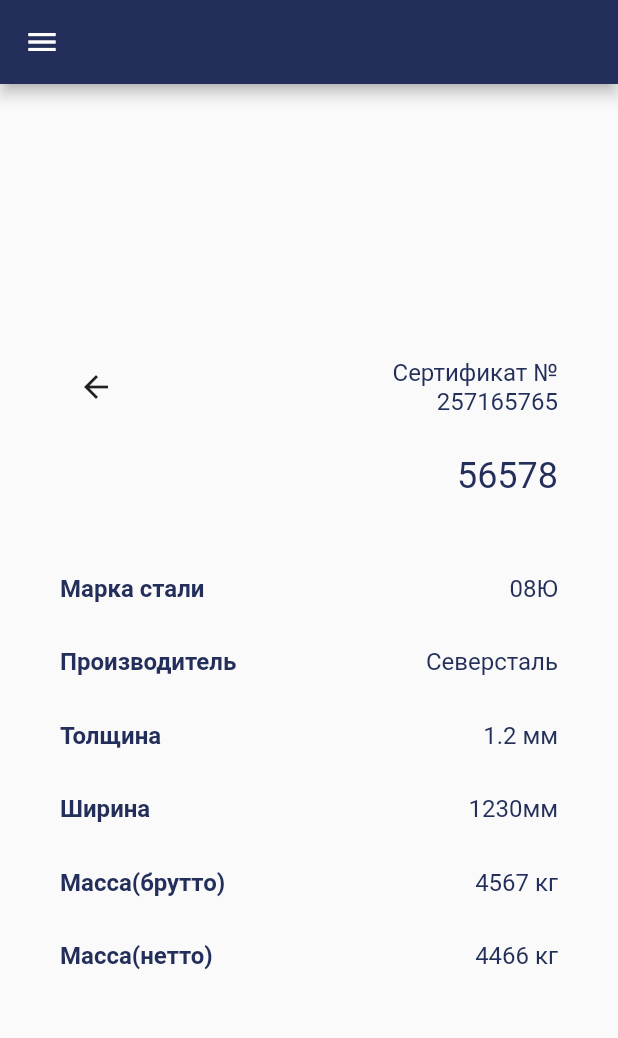
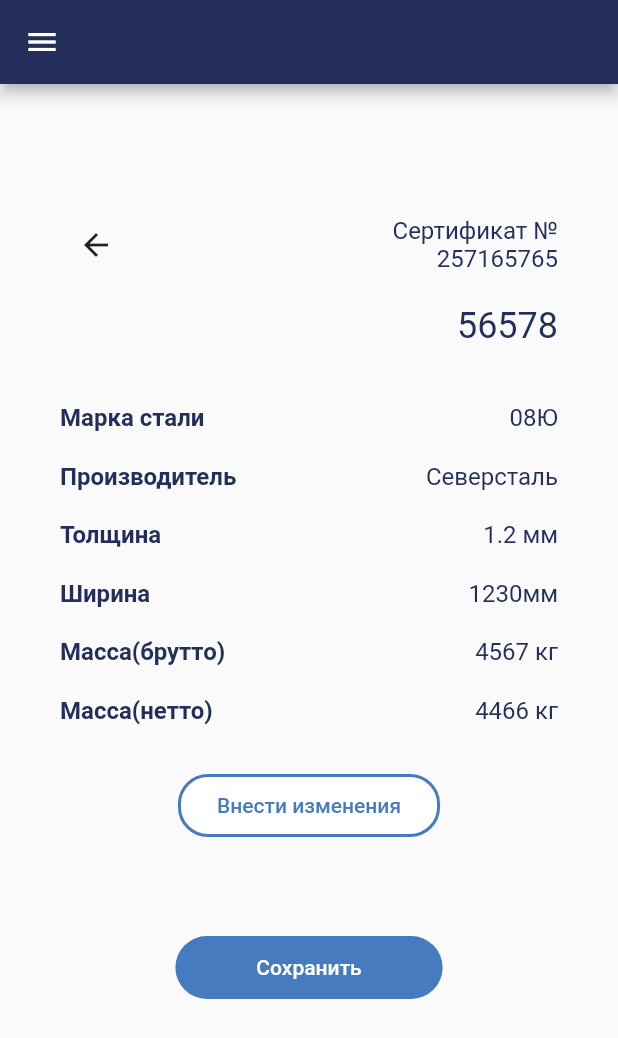
Before and after one commit to darya-varabei/supply_io, a Flutter app: the PackageParametersPage screen opened directly, on a phone screen of 412 x 824 dp. Shown: the top 1038 px of the screen. Run offline on Flutter 3.47's test engine with Material 2 defaults, Android fonts, the phone set to English and light mode, and no system bars; missing offline and left inert: dart:ffi, flutter_barcode_scanner.

Commit message:
add: buttons

```diff
--- a/lib/pages/scans/add/package_parameters.dart
+++ b/lib/pages/scans/add/package_parameters.dart
@@ -46,7 +46,7 @@ class _PackageParametersPageState extends State<PackageParametersPage> {
         Flexible(
             flex: 1,
             child: Container(
-                  padding: EdgeInsets.fromLTRB(40, 10, 40, 10),
+              padding: EdgeInsets.fromLTRB(40, 8, 40, 10),
               alignment: Alignment.centerRight,
               child: Column(children: <Widget>[
                 Text(
@@ -59,9 +59,9 @@ class _PackageParametersPageState extends State<PackageParametersPage> {
               ]),
             )),
         Flexible(
-          flex: 2,
+          flex: 1,
           child: Container(
-            padding: EdgeInsets.fromLTRB(40, 20, 40, 10),
+            padding: EdgeInsets.fromLTRB(40, 10, 40, 10),
             child: Row(children: <Widget>[
               Text(
                 "Марка стали",
@@ -84,9 +84,9 @@ class _PackageParametersPageState extends State<PackageParametersPage> {
           ),
         ),
         Flexible(
-              flex: 2,
+          flex: 1,
           child: Container(
-                padding: EdgeInsets.fromLTRB(40, 20, 40, 10),
+            padding: EdgeInsets.fromLTRB(40, 10, 40, 10),
             child: Row(children: <Widget>[
               Text(
                 "Производитель",
@@ -109,9 +109,9 @@ class _PackageParametersPageState extends State<PackageParametersPage> {
           ),
         ),
         Flexible(
-              flex: 2,
+          flex: 1,
           child: Container(
-                padding: EdgeInsets.fromLTRB(40, 20, 40, 10),
+            padding: EdgeInsets.fromLTRB(40, 10, 40, 10),
             child: Row(children: <Widget>[
               Text(
                 "Толщина",
@@ -136,7 +136,7 @@ class _PackageParametersPageState extends State<PackageParametersPage> {
         Flexible(
           flex: 1,
           child: Container(
-                padding: EdgeInsets.fromLTRB(40, 20, 40, 10),
+            padding: EdgeInsets.fromLTRB(40, 10, 40, 10),
             child: Row(children: <Widget>[
               Text(
                 "Ширина",
@@ -161,7 +161,7 @@ class _PackageParametersPageState extends State<PackageParametersPage> {
         Flexible(
           flex: 1,
           child: Container(
-                padding: EdgeInsets.fromLTRB(40, 20, 40, 10),
+            padding: EdgeInsets.fromLTRB(40, 10, 40, 10),
             child: Row(children: <Widget>[
               Text(
                 "Масса(брутто)",
@@ -186,7 +186,7 @@ class _PackageParametersPageState extends State<PackageParametersPage> {
         Flexible(
           flex: 1,
           child: Container(
-                padding: EdgeInsets.fromLTRB(40, 20, 40, 10),
+            padding: EdgeInsets.fromLTRB(40, 10, 40, 10),
             child: Row(children: <Widget>[
               Text(
                 "Масса(нетто)",
@@ -208,30 +208,44 @@ class _PackageParametersPageState extends State<PackageParametersPage> {
             ]),
           ),
         ),
-            // Flexible(
-            //   flex: 1,
-            //   child: Container(
-            //     padding: EdgeInsets.fromLTRB(40, 20, 40, 10),
-            //     child: Row(children: <Widget>[
-            //       Text(
-            //         "Марка стали",
-            //         textAlign: TextAlign.right,
-            //         style: TextStyle(
-            //             fontSize: 16,
-            //             color: AppTheme.colors.darkGradient,
-            //             fontWeight: FontWeight.w600),
-            //       ),
-            //       Spacer(),
-            //       Text(
-            //         "08Ю",
-            //         textAlign: TextAlign.right,
-            //         style: TextStyle(
-            //             fontSize: 16,
-            //             color: AppTheme.colors.darkGradient,
-            //             fontWeight: FontWeight.w400),
-            //       ),
-            //     ]),
-            //   ),
-            // ),
+        Flexible(
+            flex: 2,
+            child: Container(
+              padding: EdgeInsets.fromLTRB(0, 20, 0, 0),
+              child: Column(children: <Widget>[
+                FlatButton(
+                  padding: EdgeInsets.symmetric(vertical: 13, horizontal: 26),
+                  onPressed: () {},
+                  child: Text(
+                    "Внести изменения",
+                    style: TextStyle(color: AppTheme.colors.blue),
+                  ),
+                  color: Colors.white,
+                  shape: RoundedRectangleBorder(
+                      side: BorderSide(
+                          color: AppTheme.colors.blue,
+                          width: 2,
+                          style: BorderStyle.solid),
+                      borderRadius: BorderRadius.circular(20)),
+                ),
+              ]),
+            )),
+        Flexible(
+            flex: 2,
+            child: Container(
+              padding: EdgeInsets.fromLTRB(0, 0, 0, 0),
+              child: Column(children: <Widget>[
+                FlatButton(
+                  padding: EdgeInsets.symmetric(vertical: 13, horizontal: 54),
+                  onPressed: () {},
+                  child: Text(
+                    "Сохранить",
+                    style: TextStyle(color: Colors.white),
+                  ),
+                  color: AppTheme.colors.blue,
+                  shape: StadiumBorder(),
+                ),
+              ]),
+            )),
       ])));
 }
```
Lines whose indentation alone changed are shown as unchanged.
